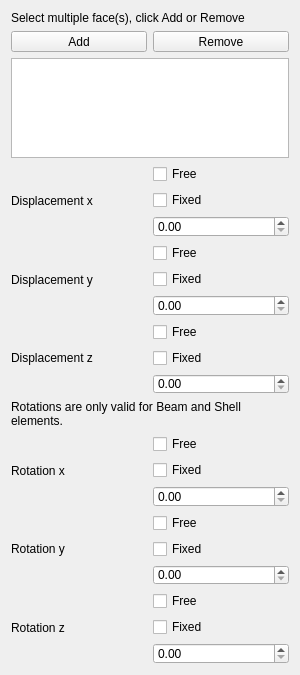
Qt form src/Mod/Fem/Gui/TaskFemConstraintDisplacement.ui (southseact-3d/fcd) before a commit.
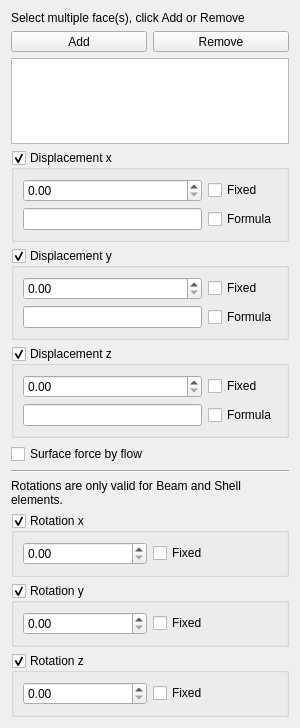
The same form after that commit.

Commit message:
[FEM] extend displacement constraint
- add fields to specify a formula for the displacement, this is necessary to make transient deformation analyses with Elmer
- add option to set displacement from result of flow equation
- this way also a major overhaul -> simpler dialog logic etc.

The edit to the form file:
```diff
--- a/src/Mod/Fem/Gui/TaskFemConstraintDisplacement.ui
+++ b/src/Mod/Fem/Gui/TaskFemConstraintDisplacement.ui
@@ -10,7 +10,7 @@
     <x>0</x>
     <y>0</y>
     <width>300</width>
-    <height>641</height>
+    <height>617</height>
    </rect>
   </property>
   <property name="sizePolicy">
@@ -43,6 +43,8 @@
     </widget>
    </item>
    <item>
+    <layout class="QGridLayout" name="gridLayout_7">
+     <item row="0" column="0">
     <layout class="QHBoxLayout" name="hLayout1">
      <item>
       <widget class="QToolButton" name="btnAdd">
@@ -78,17 +80,17 @@
      </item>
     </layout>
    </item>
-   <item>
+     <item row="1" column="0">
     <widget class="QListWidget" name="lw_references">
      <property name="sizePolicy">
-      <sizepolicy hsizetype="MinimumExpanding" vsizetype="MinimumExpanding">
+        <sizepolicy hsizetype="Expanding" vsizetype="Minimum">
        <horstretch>0</horstretch>
        <verstretch>0</verstretch>
       </sizepolicy>
      </property>
-     <property name="minimumSize">
+       <property name="maximumSize">
       <size>
-       <width>0</width>
+         <width>16777215</width>
        <height>100</height>
       </size>
      </property>
@@ -97,103 +99,135 @@
      </property>
     </widget>
    </item>
+    </layout>
+   </item>
    <item>
-    <layout class="QVBoxLayout" name="verticalLayout_2">
-     <item>
-      <layout class="QHBoxLayout" name="horizontalLayout_6">
-       <item>
-        <widget class="QLabel" name="dispx">
-         <property name="text">
+    <widget class="QGroupBox" name="DisplacementXGB">
+     <property name="title">
           <string>Displacement x</string>
          </property>
-        </widget>
-       </item>
-       <item>
-        <layout class="QVBoxLayout" name="verticalLayout_8">
-         <item>
-          <widget class="QCheckBox" name="dispxfree">
-           <property name="text">
-            <string>Free</string>
-           </property>
-          </widget>
-         </item>
-         <item>
-          <widget class="QCheckBox" name="dispxfix">
-           <property name="text">
-            <string>Fixed</string>
-           </property>
-          </widget>
-         </item>
-         <item>
+     <property name="checkable">
+      <bool>true</bool>
+     </property>
+     <layout class="QGridLayout" name="gridLayout">
+      <item row="0" column="0">
           <widget class="QDoubleSpinBox" name="spinxDisplacement"/>
          </item>
-        </layout>
-       </item>
-      </layout>
+      <item row="0" column="1">
+       <widget class="QCheckBox" name="dispxfix">
+        <property name="text">
+         <string>Fixed</string>
+        </property>
+       </widget>
+      </item>
+      <item row="1" column="0">
+       <widget class="QLineEdit" name="DisplacementXFormulaLE"/>
+      </item>
+      <item row="1" column="1">
+       <widget class="QCheckBox" name="DisplacementXFormulaCB">
+        <property name="toolTip">
+         <string>Formulas are only valid
+for the Emer solver</string>
+        </property>
+        <property name="text">
+         <string>Formula</string>
+        </property>
+       </widget>
+      </item>
+     </layout>
+    </widget>
      </item>
      <item>
-      <layout class="QHBoxLayout" name="horizontalLayout_5">
-       <item>
-        <widget class="QLabel" name="dispy">
-         <property name="text">
+    <widget class="QGroupBox" name="DisplacementYGB">
+     <property name="title">
           <string>Displacement y</string>
          </property>
-        </widget>
-       </item>
-       <item>
-        <layout class="QVBoxLayout" name="verticalLayout_7">
-         <item>
-          <widget class="QCheckBox" name="dispyfree">
-           <property name="text">
-            <string>Free</string>
-           </property>
-          </widget>
-         </item>
-         <item>
-          <widget class="QCheckBox" name="dispyfix">
-           <property name="text">
-            <string>Fixed</string>
-           </property>
-          </widget>
-         </item>
-         <item>
+     <property name="checkable">
+      <bool>true</bool>
+     </property>
+     <layout class="QGridLayout" name="gridLayout_2">
+      <item row="0" column="0">
           <widget class="QDoubleSpinBox" name="spinyDisplacement"/>
          </item>
-        </layout>
-       </item>
-      </layout>
+      <item row="0" column="1">
+       <widget class="QCheckBox" name="dispyfix">
+        <property name="text">
+         <string>Fixed</string>
+        </property>
+       </widget>
+      </item>
+      <item row="1" column="0">
+       <widget class="QLineEdit" name="DisplacementYFormulaLE"/>
+      </item>
+      <item row="1" column="1">
+       <widget class="QCheckBox" name="DisplacementYFormulaCB">
+        <property name="toolTip">
+         <string>Formulas are only valid
+for the Emer solver</string>
+        </property>
+        <property name="text">
+         <string>Formula</string>
+        </property>
+       </widget>
+      </item>
+     </layout>
+    </widget>
      </item>
      <item>
-      <layout class="QHBoxLayout" name="horizontalLayout_4">
-       <item>
-        <widget class="QLabel" name="dispz">
-         <property name="text">
+    <widget class="QGroupBox" name="DisplacementZGB">
+     <property name="title">
           <string>Displacement z</string>
          </property>
-        </widget>
-       </item>
-       <item>
-        <layout class="QVBoxLayout" name="verticalLayout_6">
-         <item>
-          <widget class="QCheckBox" name="dispzfree">
-           <property name="text">
-            <string>Free</string>
-           </property>
-          </widget>
-         </item>
-         <item>
-          <widget class="QCheckBox" name="dispzfix">
-           <property name="text">
-            <string>Fixed</string>
-           </property>
-          </widget>
-         </item>
-         <item>
+     <property name="checkable">
+      <bool>true</bool>
+     </property>
+     <layout class="QGridLayout" name="gridLayout_3">
+      <item row="0" column="0">
           <widget class="QDoubleSpinBox" name="spinzDisplacement"/>
          </item>
-        </layout>
-       </item>
-      </layout>
+      <item row="0" column="1">
+       <widget class="QCheckBox" name="dispzfix">
+        <property name="text">
+         <string>Fixed</string>
+        </property>
+       </widget>
+      </item>
+      <item row="1" column="0">
+       <widget class="QLineEdit" name="DisplacementZFormulaLE"/>
+      </item>
+      <item row="1" column="1">
+       <widget class="QCheckBox" name="DisplacementZFormulaCB">
+        <property name="toolTip">
+         <string>Formulas are only valid
+for the Emer solver</string>
+        </property>
+        <property name="text">
+         <string>Formula</string>
+        </property>
+       </widget>
+      </item>
+     </layout>
+    </widget>
+   </item>
+   <item>
+    <widget class="QCheckBox" name="FlowForceCB">
+     <property name="toolTip">
+      <string>Flow solution is used to determine
+surface force (and thus displacement)
+generated by the flow
+(Option only applies for Elmer solver)</string>
+     </property>
+     <property name="text">
+      <string>Surface force by flow</string>
+     </property>
+    </widget>
+   </item>
+   <item>
+    <widget class="Line" name="line">
+     <property name="orientation">
+      <enum>Qt::Horizontal</enum>
+     </property>
+    </widget>
      </item>
      <item>
       <widget class="QLabel" name="label">
@@ -215,112 +249,70 @@
       </widget>
      </item>
      <item>
-      <layout class="QHBoxLayout" name="horizontalLayout_3">
-       <item>
-        <widget class="QLabel" name="rotx">
-         <property name="text">
+    <widget class="QGroupBox" name="RotationXGB">
+     <property name="title">
           <string>Rotation x</string>
          </property>
-        </widget>
-       </item>
-       <item>
-        <layout class="QVBoxLayout" name="verticalLayout_5">
-         <item>
-          <widget class="QCheckBox" name="rotxfree">
-           <property name="text">
-            <string>Free</string>
-           </property>
-          </widget>
-         </item>
-         <item>
+     <property name="checkable">
+      <bool>true</bool>
+     </property>
+     <layout class="QGridLayout" name="gridLayout_6">
+      <item row="0" column="1">
           <widget class="QCheckBox" name="rotxfix">
            <property name="text">
             <string>Fixed</string>
            </property>
           </widget>
          </item>
-         <item>
+      <item row="0" column="0">
           <widget class="QDoubleSpinBox" name="spinxRotation"/>
          </item>
         </layout>
-       </item>
-      </layout>
-     </item>
+    </widget>
+   </item>
      <item>
-      <layout class="QHBoxLayout" name="horizontalLayout_2">
-       <item>
-        <widget class="QLabel" name="roty">
-         <property name="text">
+    <widget class="QGroupBox" name="RotationYGB">
+     <property name="title">
           <string>Rotation y</string>
          </property>
-        </widget>
-       </item>
-       <item>
-        <layout class="QVBoxLayout" name="verticalLayout_4">
-         <item>
-          <widget class="QCheckBox" name="rotyfree">
-           <property name="text">
-            <string>Free</string>
-           </property>
-          </widget>
-         </item>
-         <item>
-          <widget class="QCheckBox" name="rotyfix">
-           <property name="text">
-            <string>Fixed</string>
-           </property>
-          </widget>
-         </item>
-         <item>
+     <property name="checkable">
+      <bool>true</bool>
+     </property>
+     <layout class="QGridLayout" name="gridLayout_5">
+      <item row="0" column="0">
           <widget class="QDoubleSpinBox" name="spinyRotation"/>
          </item>
-        </layout>
-       </item>
-      </layout>
-     </item>
-     <item>
-      <layout class="QHBoxLayout" name="horizontalLayout">
-       <item>
-        <widget class="QLabel" name="rotz">
+      <item row="0" column="1">
+       <widget class="QCheckBox" name="rotyfix">
          <property name="text">
+         <string>Fixed</string>
+        </property>
+       </widget>
+      </item>
+     </layout>
+    </widget>
+   </item>
+   <item>
+    <widget class="QGroupBox" name="RotationZGB">
+     <property name="title">
           <string>Rotation z</string>
          </property>
-        </widget>
-       </item>
-       <item>
-        <layout class="QVBoxLayout" name="verticalLayout_3">
-         <item>
-          <widget class="QCheckBox" name="rotzfree">
-           <property name="enabled">
+     <property name="checkable">
             <bool>true</bool>
            </property>
-           <property name="text">
-            <string>Free</string>
-           </property>
-          </widget>
-         </item>
-         <item>
+     <layout class="QGridLayout" name="gridLayout_4">
+      <item row="0" column="0">
+       <widget class="QDoubleSpinBox" name="spinzRotation"/>
+      </item>
+      <item row="0" column="1">
           <widget class="QCheckBox" name="rotzfix">
-           <property name="enabled">
-            <bool>true</bool>
-           </property>
            <property name="text">
             <string>Fixed</string>
            </property>
           </widget>
          </item>
-         <item>
-          <widget class="QDoubleSpinBox" name="spinzRotation">
-           <property name="enabled">
-            <bool>true</bool>
-           </property>
-          </widget>
-         </item>
-        </layout>
-       </item>
-      </layout>
-     </item>
-    </layout>
+     </layout>
+    </widget>
    </item>
   </layout>
  </widget>
```
Left out of the diff: 99 changed lines with no effect on the pictures. Lines whose indentation alone changed are shown as unchanged. The commit also changes 7 other files.
